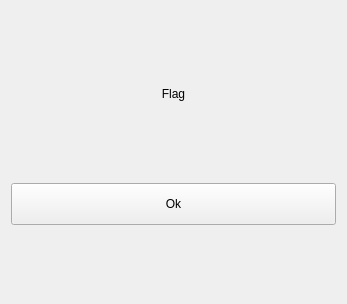
Old version of the form src/DateSelector.ui in the repository ic005k/Knot.
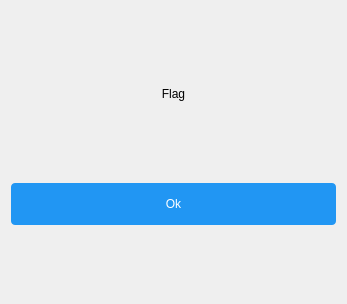
New version of the form.

Patch:
```diff
--- a/src/DateSelector.ui
+++ b/src/DateSelector.ui
@@ -35,6 +35,31 @@
        <height>42</height>
       </size>
      </property>
+     <property name="styleSheet">
+      <string notr="true">
+    QToolButton {
+        background-color: #2196F3;  /* 默认背景色 */
+        border: none;               /* 无边框 */
+        border-radius: 4px;         /* 圆角半径 */
+        color: white;               /* 文字颜色 */
+        padding: 8px 16px;          /* 内边距 */
+       
+    }
+
+    QToolButton:hover {
+        background-color: #1E88E5;  /* 悬停颜色 */
+    }
+
+    QToolButton:pressed {
+        background-color: #1976D2;  /* 按下颜色 */
+    }
+
+    QToolButton:disabled {
+        background-color: #BDBDBD;  /* 禁用背景色 */
+        color: #616161;             /* 禁用文字颜色 */
+    }
+</string>
+     </property>
      <property name="text">
       <string>Ok</string>
      </property>
```
